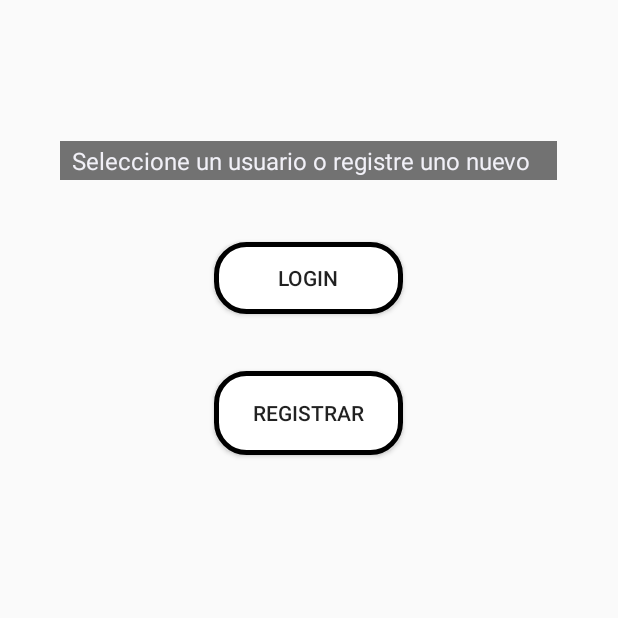
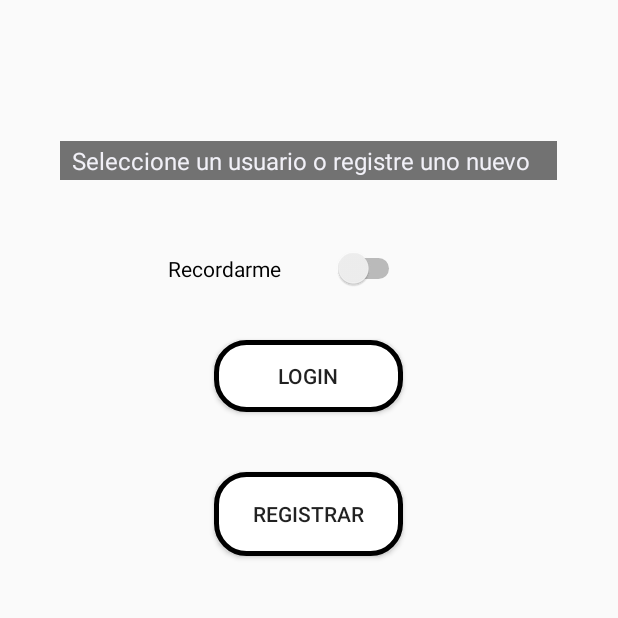
Before and after one commit to scorpion712/Garbage-Recycler-Service-Client-App, an Android app: the screen it shows after launch (LoginActivity), on a phone screen of 412 x 824 dp, the top half of it. Run offline under Robolectric (Android 15) with nearby library versions, the phone set to English and light mode, and no system bars.

Commit message:
Cleanning code & adding a button in Login to remember the user

```diff
--- a/app/src/main/java/com/example/lauti/finalintromoviles/activities/LoginActivity.java
+++ b/app/src/main/java/com/example/lauti/finalintromoviles/activities/LoginActivity.java
@@ -3,11 +3,9 @@ package com.example.lauti.finalintromoviles.activities;
 /**
  * @author: Oneto, Fernando
  * @author: Diez, Lautaro
- *
  * @Note: we use the Web Service did as the final practical work for the subject Service Oriented.
  * To find the project:
  * @link: https://github.com/scorpion712/Rest-Service-Garbage-Recycler
- *
  */
 
 import android.content.Intent;
@@ -19,32 +17,28 @@ import android.view.View;
 import android.widget.ArrayAdapter;
 import android.widget.Button;
 import android.widget.Spinner;
+import android.widget.Switch;
 import android.widget.Toast;
 
 import com.example.lauti.finalintromoviles.R;
 
 import java.net.URL;
-import java.util.ArrayList;
-import java.util.List;
 
 public class LoginActivity extends AppCompatActivity {
 
     private Spinner usernameSpin;
     private Button loginButton;
     private Button registerButton;
+    private Switch switchLogin; // Used to remember the user logged
     private SharedPreferences preferences;
     private String username;
-    private List<String> registeredUsernames = new ArrayList<>();
 
-    // Variable to control the activity response ¿?¿?
-    private static final int REGISTER = 1;
+    public static final String USERNAME = "username"; // Used to save the shared preferences and to pass the username to another activity
 
-    public static final String USERNAME = "usernames"; // Used to save the shared preferences and to pass the username to another activity
     // This are use as messages in a Toast
     private static final String SELECT_USER = "Seleccione un usuario o registre uno nuevo";
     private static final String CREATE_NEW_USER = "Debe crear un nuevo usuario para continuar.";
     private static final String NOT_RESPONSE_MESSAGE = "No se ha obtenido respuesta.";
-    private static final String REGISTERED_MESSAGE = "Usuario Registrado.";
 
     @Override
     protected void onCreate(Bundle savedInstanceState) {
@@ -53,22 +47,23 @@ public class LoginActivity extends AppCompatActivity {
 
         initComponents();
         // Restore shared preferences
-        preferences = getSharedPreferences(USERNAME, MODE_PRIVATE);
+        preferences = getSharedPreferences(USERNAME, MODE_PRIVATE); // without this line the SharedPreferences aren't loaded
         new LoadPreferencesTask().execute();
     }
 
     private void initComponents() {
         usernameSpin = (Spinner) findViewById(R.id.spinner);
+        switchLogin = (Switch) findViewById(R.id.switchLogin);
         loginButton = (Button) findViewById(R.id.loginButton);
         loginButton.setOnClickListener(new View.OnClickListener() {
             @Override
             public void onClick(View v) {
-                if (! usernameSpin.getSelectedItem().toString().equals(SELECT_USER)) {
+                if (!usernameSpin.getSelectedItem().toString().equals(SELECT_USER)) {
                     Intent recyclingActivity = new Intent(getApplicationContext(), RecyclingActivity.class);
                     username = usernameSpin.getSelectedItem().toString();
                     recyclingActivity.putExtra(USERNAME, username);
                     startActivity(recyclingActivity);
-                    finish(); // que hacer cuando cierro sesion?? start loginActivity y finish?
+                    finish();
                 } else {
                     if (usernameSpin.getAdapter().isEmpty()) {
                         Toast.makeText(getApplicationContext(), CREATE_NEW_USER, Toast.LENGTH_SHORT).show();
@@ -83,7 +78,7 @@ public class LoginActivity extends AppCompatActivity {
             @Override
             public void onClick(View v) {
                 Intent intent = new Intent(getApplicationContext(), RegisterActivity.class);
-                startActivityForResult(intent, REGISTER);
+                startActivityForResult(intent, RESULT_OK);
             }
         });
     }
@@ -92,9 +87,8 @@ public class LoginActivity extends AppCompatActivity {
     protected void onActivityResult(int requestCode, int resultCode, Intent intent) {
         super.onActivityResult(requestCode, resultCode, intent);
 
-        switch (requestCode) {
-            case REGISTER:  // we receive the new username
-                if (resultCode == RESULT_OK) {  // if the result code is ok
+        switch (resultCode) {
+            case RESULT_OK:  // we receive the new username
                 // get the username
                 Bundle extras = intent.getExtras();
                 username = (String) extras.get(USERNAME);
@@ -103,11 +97,9 @@ public class LoginActivity extends AppCompatActivity {
                 recyclingActivity.putExtra(USERNAME, username);
                 startActivity(recyclingActivity);
                 finish();
-                } else {
-                    Toast.makeText(this, NOT_RESPONSE_MESSAGE, Toast.LENGTH_LONG).show();
-                }
                 break;
             default:
+                Toast.makeText(this, NOT_RESPONSE_MESSAGE, Toast.LENGTH_LONG).show();
                 break;
         }
     }
@@ -117,8 +109,7 @@ public class LoginActivity extends AppCompatActivity {
         SharedPreferences.Editor editor = preferences.edit();
         editor.putString(USERNAME, username);
         //editor.commit();
-        editor.apply(); // guarda asincrónicamente y seguro
-        loadSpinner(username);
+        editor.apply();
     }
 
     @Override
@@ -128,10 +119,8 @@ public class LoginActivity extends AppCompatActivity {
     }
 
     private void loadSpinner(String username) {
-        if (registeredUsernames != null) {
-            ArrayAdapter<String> adapter = new ArrayAdapter<String>(getApplicationContext(), android.R.layout.simple_spinner_item, new String[]{SELECT_USER, username, "lisams"});
+        ArrayAdapter<String> adapter = new ArrayAdapter<String>(getApplicationContext(), android.R.layout.simple_spinner_item, new String[]{SELECT_USER, username});
         usernameSpin.setAdapter(adapter);
-        }
     }
 
     private class LoadPreferencesTask extends AsyncTask<URL, Integer, Long> {
@@ -140,9 +129,8 @@ public class LoginActivity extends AppCompatActivity {
         protected void onPreExecute() {
             super.onPreExecute();
             //get sharedPreferences
-            SharedPreferences sharedPreferences = getSharedPreferences(USERNAME, getApplicationContext().MODE_PRIVATE);
-            //username = sharedPreferences.getString(USERNAME, "");
-            loadSpinner(sharedPreferences.getString(USERNAME, "")); // if there is no shared preferences
+            preferences = getSharedPreferences(USERNAME, getApplicationContext().MODE_PRIVATE);
+            loadSpinner(preferences.getString(USERNAME, "")); // if there is no shared preferences
         }
 
         @Override
--- a/app/src/main/java/com/example/lauti/finalintromoviles/activities/RegisterActivity.java
+++ b/app/src/main/java/com/example/lauti/finalintromoviles/activities/RegisterActivity.java
@@ -25,15 +25,12 @@ import android.widget.EditText;
 import android.widget.Toast;
 
 import com.example.lauti.finalintromoviles.R;
-import com.example.lauti.finalintromoviles.dialogs.RecyclingDialog;
 import com.example.lauti.finalintromoviles.dialogs.RegisterDialog;
 import com.example.lauti.finalintromoviles.model.User;
 
 import org.json.JSONObject;
 
-import java.io.BufferedReader;
 import java.io.BufferedWriter;
-import java.io.InputStreamReader;
 import java.io.OutputStream;
 import java.io.OutputStreamWriter;
 import java.net.HttpURLConnection;
@@ -52,7 +49,6 @@ public class RegisterActivity extends AppCompatActivity {
     private User user = new User(); // we use this class to save the data to send on the HTTP Request Body in a JSON
 
     private static final String FIELDS_ERROR = "Error en los campos";
-    private boolean requestOk = false; // this boolean is used to check if the user was registered correctly
 
     private android.support.v7.widget.Toolbar toolbar;
 
@@ -132,7 +128,6 @@ public class RegisterActivity extends AppCompatActivity {
 
         private static final String API_LOCALITATION = "http://10.0.2.2:8080/api/";
         private static final String REGISTERED_MESSAGE = "Usuario Registrado.";
-        private static final String ERROR_RESPONSE = "Error ";
         private String linkRequestAPI = "users/";
 
         @Override
--- a/app/src/main/res/layout/activity_login.xml
+++ b/app/src/main/res/layout/activity_login.xml
@@ -19,9 +19,9 @@
         android:id="@+id/loginButton"
         android:layout_width="126dp"
         android:layout_height="wrap_content"
-        android:layout_below="@+id/spinner"
+        android:layout_below="@+id/switchLogin"
         android:layout_centerHorizontal="true"
-        android:layout_marginTop="41dp"
+        android:layout_marginTop="34dp"
         android:background="@drawable/button"
         android:text="@string/LogIn" />
 
@@ -31,7 +31,19 @@
         android:layout_height="56dp"
         android:layout_below="@+id/loginButton"
         android:layout_centerHorizontal="true"
-        android:layout_marginTop="38dp"
+        android:layout_marginTop="40dp"
         android:background="@drawable/button"
         android:text="@string/register" />
+
+    <Switch
+        android:id="@+id/switchLogin"
+        android:layout_width="158dp"
+        android:layout_height="wrap_content"
+        android:layout_below="@+id/spinner"
+        android:layout_alignParentStart="true"
+        android:layout_alignParentLeft="true"
+        android:layout_marginStart="112dp"
+        android:layout_marginTop="45dp"
+        android:text="@string/switchLogin"
+        android:layout_marginLeft="112dp" />
 </RelativeLayout>
--- a/app/src/main/res/values/strings.xml
+++ b/app/src/main/res/values/strings.xml
@@ -20,4 +20,5 @@
     <string name="recycling_list">Ver Reciclados</string>
     <string name="recycling_total">Ver Total</string>
     <string name="LogIn">Login</string>
+    <string name="switchLogin">Recordarme</string>
 </resources>
```
Lines whose indentation alone changed are shown as unchanged.
